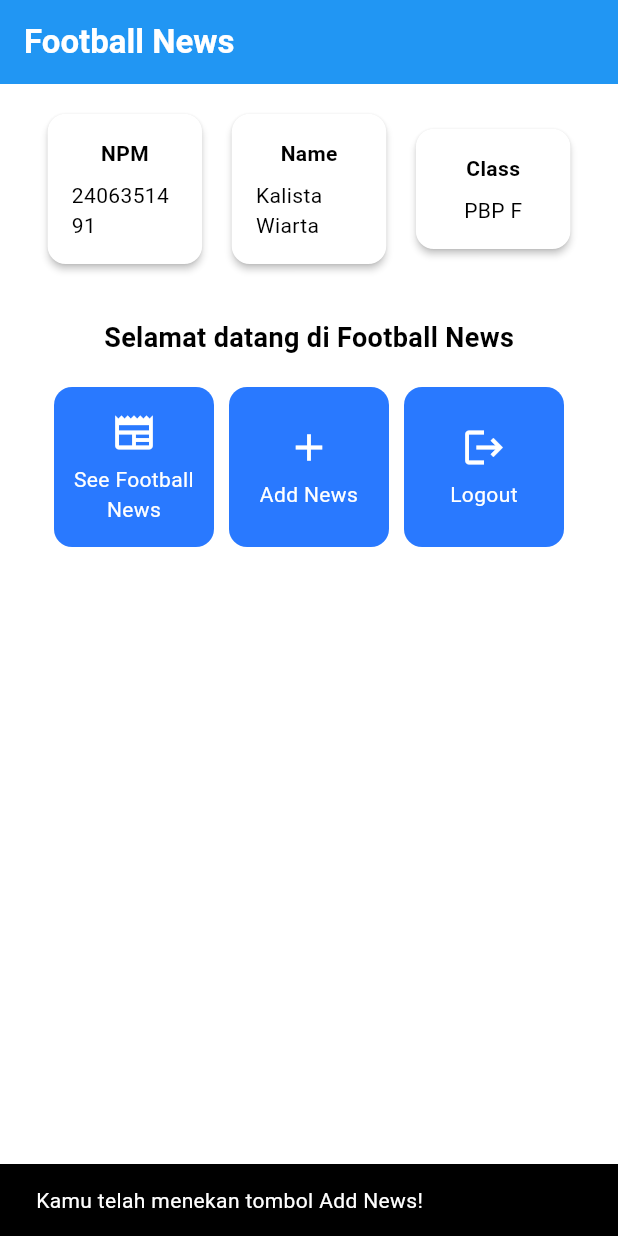
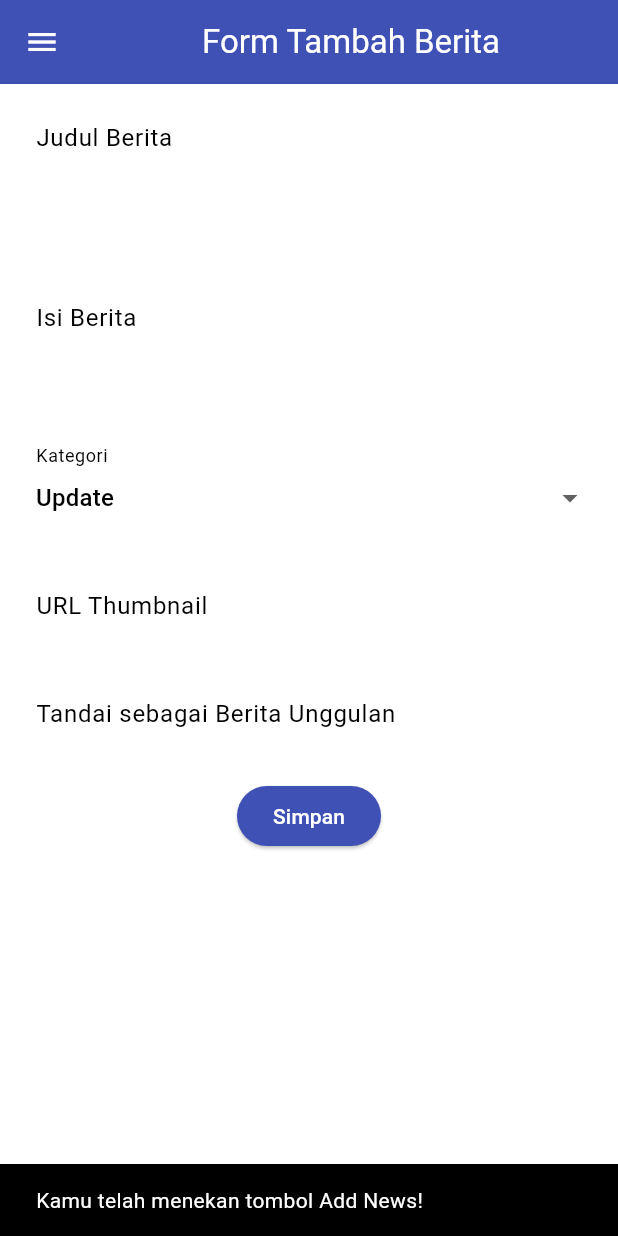
Before and after one commit to kalistawiarta/football-news-mobile, a Flutter app: the screen it shows after launch, after a tap on "Add News", on a phone screen of 412 x 824 dp. Run offline on Flutter 3.47's test engine with Material 3 defaults, Android fonts, the phone set to English and light mode, and no system bars.

Commit message:
sebelum refactor

```diff
--- a/lib/menu.dart
+++ b/lib/menu.dart
@@ -1,6 +1,7 @@
 import 'package:flutter/material.dart';
+import 'package:football_news/widgets/left_drawer.dart';
 
-class MyHomePage extends StatelessWidget {
+import 'package:football_news/screens/news_form_page.dart';class MyHomePage extends StatelessWidget {
   MyHomePage({super.key});
 
   // Variabel identitas
@@ -24,14 +25,12 @@ class MyHomePage extends StatelessWidget {
         // Judul aplikasi "Football News" dengan teks putih dan tebal.
         title: const Text(
           'Football News',
-          style: TextStyle(
-            color: Colors.white,
-            fontWeight: FontWeight.bold,
-          ),
+          style: TextStyle(color: Colors.white, fontWeight: FontWeight.bold),
         ),
         // Warna latar belakang AppBar diambil dari skema warna tema aplikasi.
         backgroundColor: Theme.of(context).colorScheme.primary,
       ),
+      drawer: LeftDrawer(),
       // Body halaman dengan padding di sekelilingnya.
       body: Padding(
         padding: const EdgeInsets.all(16.0),
@@ -110,10 +109,7 @@ class InfoCard extends StatelessWidget {
         padding: const EdgeInsets.all(16.0),
         child: Column(
           children: [
-            Text(
-              title,
-              style: const TextStyle(fontWeight: FontWeight.bold),
-            ),
+            Text(title, style: const TextStyle(fontWeight: FontWeight.bold)),
             const SizedBox(height: 8.0),
             Text(content),
           ],
@@ -143,13 +139,26 @@ class ItemCard extends StatelessWidget {
       color: Theme.of(context).colorScheme.secondary, // Warna latar tombol
       borderRadius: BorderRadius.circular(12), // Sudut melengkung
       child: InkWell(
+        // Area responsif terhadap sentuhan
         onTap: () {
-          // Tampilkan pesan snackbar saat tombol ditekan
+          // Memunculkan SnackBar ketika diklik
           ScaffoldMessenger.of(context)
             ..hideCurrentSnackBar()
             ..showSnackBar(
-              SnackBar(content: Text("Kamu telah menekan tombol ${item.name}!")),
+              SnackBar(
+                content: Text("Kamu telah menekan tombol ${item.name}!"),
+              ),
             );
+
+          // Navigate ke route yang sesuai (tergantung jenis tombol)
+          if (item.name == "Add News" || item.name == "Tambah Berita") {
+            Navigator.push(
+              context,
+              MaterialPageRoute(
+                builder: (context) => const NewsFormPage(),
+              ),
+            );
+          }
         },
         child: Container(
           padding: const EdgeInsets.all(8),
@@ -157,11 +166,7 @@ class ItemCard extends StatelessWidget {
             child: Column(
               mainAxisAlignment: MainAxisAlignment.center,
               children: [
-                Icon(
-                  item.icon,
-                  color: Colors.white,
-                  size: 30.0,
-                ),
+                Icon(item.icon, color: Colors.white, size: 30.0),
                 const Padding(padding: EdgeInsets.all(3)),
                 Text(
                   item.name,
--- /dev/null
+++ b/lib/screens/news_form_page.dart
@@ -0,0 +1,200 @@
+import 'package:flutter/material.dart';
+import 'package:football_news/widgets/left_drawer.dart';
+
+class NewsFormPage extends StatefulWidget {
+  const NewsFormPage({super.key});
+
+  @override
+  State<NewsFormPage> createState() => _NewsFormPageState();
+}
+
+class _NewsFormPageState extends State<NewsFormPage> {
+  final _formKey = GlobalKey<FormState>();
+  String _title = "";
+  String _content = "";
+  String _category = "update";
+  String _thumbnail = "";
+  bool _isFeatured = false;
+
+  final List<String> _categories = [
+    'transfer',
+    'update',
+    'exclusive',
+    'match',
+    'rumor',
+    'analysis',
+  ];
+
+  @override
+  Widget build(BuildContext context) {
+    return Scaffold(
+      appBar: AppBar(
+        title: const Center(
+          child: Text('Form Tambah Berita'),
+        ),
+        backgroundColor: Colors.indigo,
+        foregroundColor: Colors.white,
+      ),
+      drawer: const LeftDrawer(),
+      body: Form(
+        key: _formKey,
+        child: SingleChildScrollView(
+          child: Column(
+            crossAxisAlignment: CrossAxisAlignment.start,
+            children: [
+              Padding(
+                padding: const EdgeInsets.all(8.0),
+                child: TextFormField(
+                  decoration: InputDecoration(
+                    hintText: "Judul Berita",
+                    labelText: "Judul Berita",
+                    border: OutlineInputBorder(
+                      borderRadius: BorderRadius.circular(5.0),
+                    ),
+                  ),
+                  onChanged: (String? value) {
+                    setState(() {
+                      _title = value!;
+                    });
+                  },
+                  validator: (String? value) {
+                    if (value == null || value.isEmpty) {
+                      return "Judul tidak boleh kosong!";
+                    }
+                    return null;
+                  },
+                ),
+              ),
+              Padding(
+                padding: const EdgeInsets.all(8.0),
+                child: TextFormField(
+                  maxLines: 5,
+                  decoration: InputDecoration(
+                    hintText: "Isi Berita",
+                    labelText: "Isi Berita",
+                    border: OutlineInputBorder(
+                      borderRadius: BorderRadius.circular(5.0),
+                    ),
+                  ),
+                  onChanged: (String? value) {
+                    setState(() {
+                      _content = value!;
+                    });
+                  },
+                  validator: (String? value) {
+                    if (value == null || value.isEmpty) {
+                      return "Isi berita tidak boleh kosong!";
+                    }
+                    return null;
+                  },
+                ),
+              ),
+              Padding(
+                padding: const EdgeInsets.all(8.0),
+                child: DropdownButtonFormField<String>(
+                  decoration: InputDecoration(
+                    labelText: "Kategori",
+                    border: OutlineInputBorder(
+                      borderRadius: BorderRadius.circular(5.0),
+                    ),
+                  ),
+                  value: _category,
+                  items: _categories
+                      .map((cat) => DropdownMenuItem(
+                            value: cat,
+                            child: Text(cat[0].toUpperCase() + cat.substring(1)),
+                          ))
+                      .toList(),
+                  onChanged: (String? newValue) {
+                    setState(() {
+                      _category = newValue!;
+                    });
+                  },
+                ),
+              ),
+              Padding(
+                padding: const EdgeInsets.all(8.0),
+                child: TextFormField(
+                  decoration: InputDecoration(
+                    hintText: "URL Thumbnail (opsional)",
+                    labelText: "URL Thumbnail",
+                    border: OutlineInputBorder(
+                      borderRadius: BorderRadius.circular(5.0),
+                    ),
+                  ),
+                  onChanged: (String? value) {
+                    setState(() {
+                      _thumbnail = value!;
+                    });
+                  },
+                ),
+              ),
+              Padding(
+                padding: const EdgeInsets.all(8.0),
+                child: SwitchListTile(
+                  title: const Text("Tandai sebagai Berita Unggulan"),
+                  value: _isFeatured,
+                  onChanged: (bool value) {
+                    setState(() {
+                      _isFeatured = value;
+                    });
+                  },
+                ),
+              ),
+              Align(
+                alignment: Alignment.bottomCenter,
+                child: Padding(
+                  padding: const EdgeInsets.all(8.0),
+                  child: ElevatedButton(
+                    style: ButtonStyle(
+                      backgroundColor:
+                          MaterialStateProperty.all(Colors.indigo),
+                    ),
+                    onPressed: () {
+                      if (_formKey.currentState!.validate()) {
+                        showDialog(
+                          context: context,
+                          builder: (context) {
+                            return AlertDialog(
+                              title: const Text('Berita berhasil disimpan!'),
+                              content: SingleChildScrollView(
+                                child: Column(
+                                  crossAxisAlignment: CrossAxisAlignment.start,
+                                  children: [
+                                    Text('Judul: $_title'),
+                                    Text('Isi: $_content'),
+                                    Text('Kategori: $_category'),
+                                    Text('Thumbnail: $_thumbnail'),
+                                    Text(
+                                        'Unggulan: ${_isFeatured ? "Ya" : "Tidak"}'),
+                                  ],
+                                ),
+                              ),
+                              actions: [
+                                TextButton(
+                                  child: const Text('OK'),
+                                  onPressed: () {
+                                    Navigator.pop(context);
+                                  },
+                                ),
+                              ],
+                            );
+                          },
+                        );
+                        _formKey.currentState!.reset();
+                      }
+                    },
+                    child: const Text(
+                      "Simpan",
+                      style: TextStyle(color: Colors.white),
+                    ),
+                  ),
+                ),
+              ),
+            ],
+          ),
+        ),
+      ),
+    );
+  }
+}
--- /dev/null
+++ b/lib/widgets/left_drawer.dart
@@ -0,0 +1,71 @@
+import 'package:flutter/material.dart';
+import 'package:football_news/menu.dart';
+import 'package:football_news/widgets/left_drawer.dart';
+import 'package:football_news/screens/news_form_page.dart';
+
+
+class LeftDrawer extends StatelessWidget {
+  const LeftDrawer({super.key});
+
+  @override
+  Widget build(BuildContext context) {
+    return Drawer(
+      child: ListView(
+        children: [
+          const DrawerHeader(
+            decoration: BoxDecoration(
+              color: Colors.blue,
+            ),
+            child: Column(
+              mainAxisAlignment: MainAxisAlignment.center,
+              children: [
+                Text(
+                  'Football News',
+                  textAlign: TextAlign.center,
+                  style: TextStyle(
+                    fontSize: 30,
+                    fontWeight: FontWeight.bold,
+                    color: Colors.white,
+                  ),
+                ),
+                SizedBox(height: 10),
+                Text(
+                  "Seluruh berita sepak bola terkini di sini!",
+                  textAlign: TextAlign.center,
+                  style: TextStyle(
+                    fontSize: 15,
+                    color: Colors.white,
+                    fontWeight: FontWeight.normal,
+                  ),
+                ),
+              ],
+            ),
+          ),
+
+          ListTile(
+            leading: const Icon(Icons.home_outlined),
+            title: const Text('Home'),
+            onTap: () {
+              Navigator.pushReplacement(
+                context,
+                MaterialPageRoute(builder: (context) => MyHomePage()),
+              );
+            },
+          ),
+
+          ListTile(
+            leading: const Icon(Icons.post_add),
+            title: const Text('Add News'),
+            onTap: () {
+              Navigator.pushReplacement(
+                context,
+                MaterialPageRoute(builder: (context) => const NewsFormPage()),
+              );
+            },
+          ),
+
+        ],
+      ),
+    );
+  }
+}
```
Also changed, not shown: lib/main.dart (line endings or trailing spaces).
